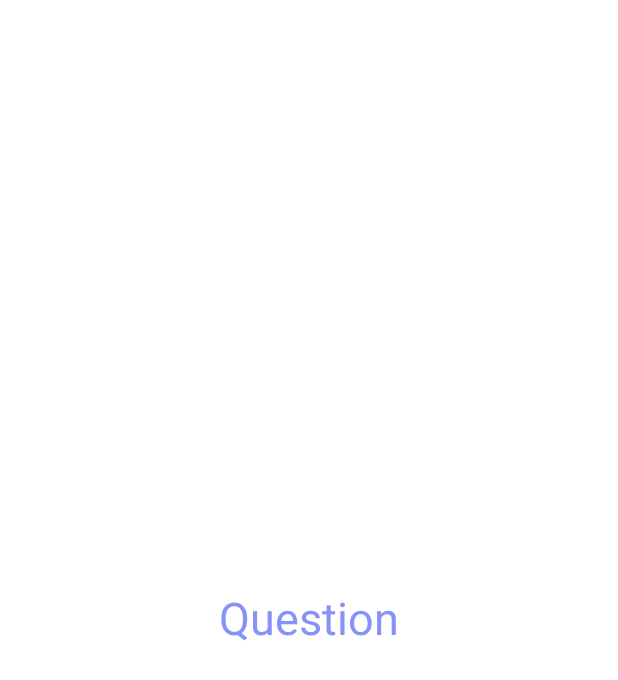
After one commit to waterextract/Projekt_Inzynieria_Oprogramowania, an Android app: the QuestionActivity screen opened directly, with no data from a screen before it, on a phone screen of 412 x 824 dp. The commit adds this screen. Shown: the top 680 px of the screen. Run offline under Robolectric (Android 15) with nearby library versions, the phone set to English and light mode, and no system bars.

Commit message:
Initial Commit

```diff
--- /dev/null
+++ b/app/src/main/java/com/juliaijustyna/apka/QuestionActivity.kt
@@ -0,0 +1,20 @@
+package com.juliaijustyna.apka
+
+import android.os.Bundle
+import androidx.activity.enableEdgeToEdge
+import androidx.appcompat.app.AppCompatActivity
+import androidx.core.view.ViewCompat
+import androidx.core.view.WindowInsetsCompat
+
+class QuestionActivity : AppCompatActivity() {
+    override fun onCreate(savedInstanceState: Bundle?) {
+        super.onCreate(savedInstanceState)
+        enableEdgeToEdge()
+        setContentView(R.layout.activity_question)
+        ViewCompat.setOnApplyWindowInsetsListener(findViewById(R.id.main)) { v, insets ->
+            val systemBars = insets.getInsets(WindowInsetsCompat.Type.systemBars())
+            v.setPadding(systemBars.left, systemBars.top, systemBars.right, systemBars.bottom)
+            insets
+        }
+    }
+}
--- /dev/null
+++ b/app/src/main/res/layout/activity_question.xml
@@ -0,0 +1,21 @@
+<?xml version="1.0" encoding="utf-8"?>
+<RelativeLayout xmlns:android="http://schemas.android.com/apk/res/android"
+    xmlns:app="http://schemas.android.com/apk/res-auto"
+    xmlns:tools="http://schemas.android.com/tools"
+    android:id="@+id/main"
+    android:layout_width="match_parent"
+    android:layout_height="match_parent"
+    tools:context=".QuestionActivity">
+
+    <TextView
+        android:layout_width="wrap_content"
+        android:layout_height="wrap_content"
+        android:text="Question"
+        android:textSize="30sp"
+        android:layout_centerHorizontal="true"
+        android:layout_marginTop="240dp"
+        android:layout_centerInParent="true"
+        android:textColor="@color/lavender"
+        />
+
+</RelativeLayout>
```
Also changed, not shown: app/src/main/AndroidManifest.xml (+9 -1 lines), app/src/main/java/com/juliaijustyna/apka/LobbyActivity.kt (+27 -0 lines), app/src/main/java/com/juliaijustyna/apka/PaintActivity.kt (added, +20 -0 lines), app/src/main/java/com/juliaijustyna/apka/PhotoActivity.kt (added, +20 -0 lines), app/src/main/res/layout/activity_lobby.xml (+9 -0 lines), app/src/main/res/layout/activity_paint.xml (added, +21 -0 lines), app/src/main/res/layout/activity_photo.xml (added, +21 -0 lines).
